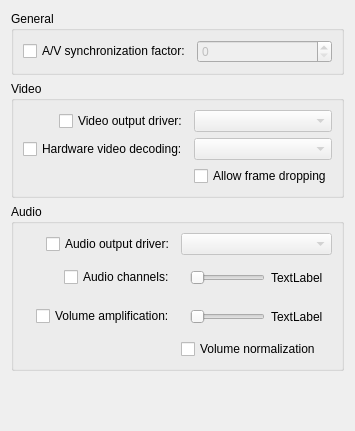
Above: src/videoplayerplugins/mpv/mpvconfigwidget.ui from maxrd2/SubtitleComposer before the change. Below: the same form after it.
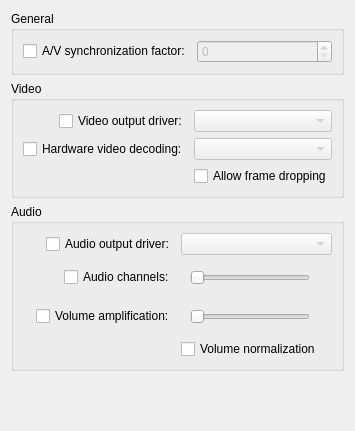
That is the form after the change.

Patch:
```diff
--- a/src/videoplayerplugins/mpv/mpvconfigwidget.ui
+++ b/src/videoplayerplugins/mpv/mpvconfigwidget.ui
@@ -135,9 +135,6 @@
          </item>
          <item>
           <widget class="QLabel" name="lab_mpvVolumeAmplification">
-           <property name="text">
-            <string>TextLabel</string>
-           </property>
           </widget>
          </item>
         </layout>
@@ -164,9 +161,6 @@
          </item>
          <item>
           <widget class="QLabel" name="lab_mpvAudioChannels">
-           <property name="text">
-            <string>TextLabel</string>
-           </property>
           </widget>
          </item>
         </layout>
```
